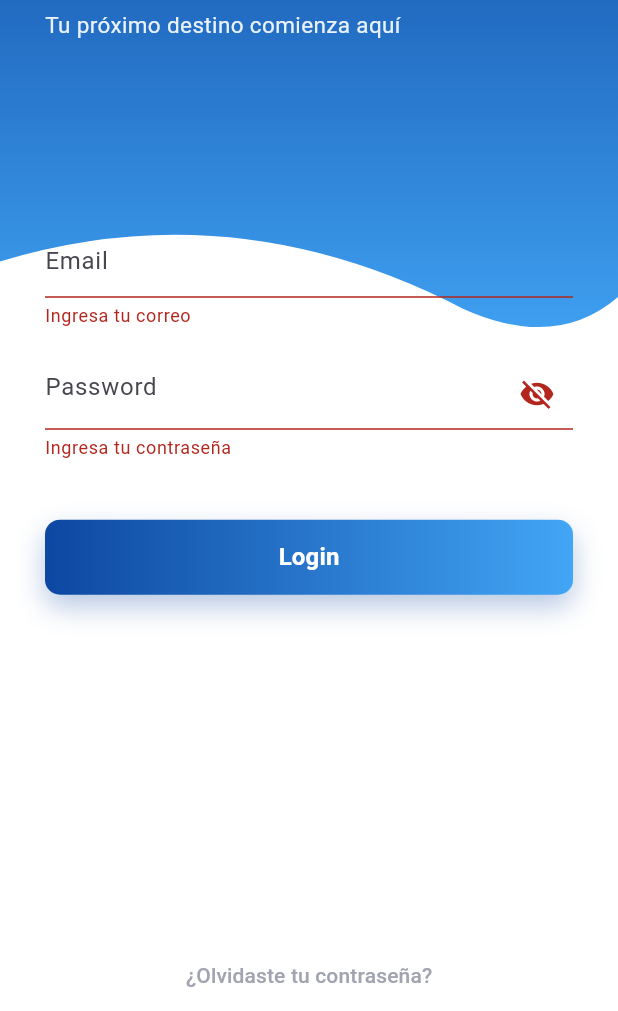
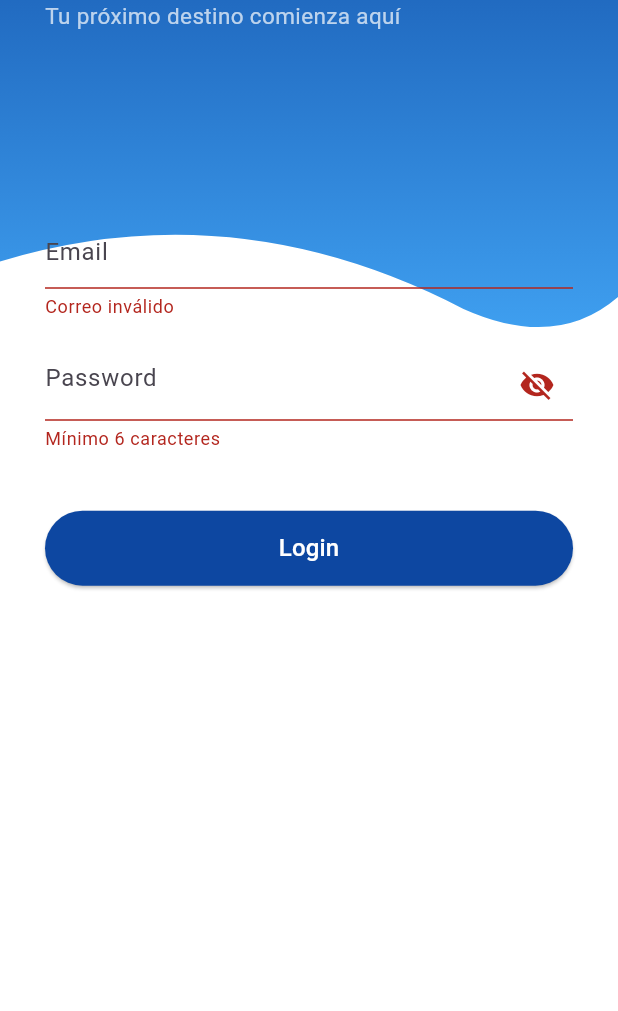
Before and after one commit to htevicayola29/Proyecto_Places, a Flutter app: the screen it shows after launch, after a tap on "Login", on a phone screen of 412 x 824 dp, the part 225-1236 px from its top. Run offline on Flutter 3.47's test engine with Material 3 defaults, Android fonts, the phone set to English and light mode, and no system bars; our stand-ins replace shared_preferences.

Commit message:
Commit inicial: Proyecto Flutter

```diff
--- a/lib/login_page.dart
+++ b/lib/login_page.dart
@@ -1,8 +1,8 @@
 import 'package:flutter/material.dart';
 import 'dart:convert';
 import 'package:http/http.dart' as http;
+import 'package:shared_preferences/shared_preferences.dart';
 import 'places_cupertino.dart';
-import 'package:shared_preferences/shared_preferences.dart';
 
 class LoginPage extends StatefulWidget {
   const LoginPage({Key? key}) : super(key: key);
@@ -22,16 +22,14 @@ class _LoginPageState extends State<LoginPage> {
   Future<void> login() async {
     if (!_formKey.currentState!.validate()) return;
 
-  setState(() {
-    _loading = true;
-  });
+    setState(() => _loading = true);
 
     try {
       final response = await http.post(
-
-      Uri.parse('http://10.0.2.2:8000/api/users/login'),
+        Uri.parse('http://127.0.0.1:8000/api/users/login'),
         headers: {
           'Content-Type': 'application/json',
+          'Accept': 'application/json',
         },
         body: jsonEncode({
           "email": _emailController.text.trim(),
@@ -39,215 +37,109 @@ Future<void> login() async {
         }),
       );
 
-     print("STATUS: ${response.statusCode}");
-     print("BODY: ${response.body}");
+      final data = jsonDecode(response.body);
 
       if (response.statusCode == 200) {
-      final data = jsonDecode(response.body);
+        // Tu API devuelve {'token': '...', 'user': {...}}
         final token = data['token'];
 
         final prefs = await SharedPreferences.getInstance();
         await prefs.setString('token', token);
 
+        if (!mounted) return;
         Navigator.pushReplacement(
           context,
-        MaterialPageRoute(
-          builder: (_) => PlacesCupertino(),
-        ),
+          MaterialPageRoute(builder: (_) =>PlacesCupertino()),
         );
       } else {
+        // Manejo de error 401 Unauthorized o fallos de validación
+        if (!mounted) return;
         ScaffoldMessenger.of(context).showSnackBar(
-        const SnackBar(
-          content: Text('Correo o contraseña incorrectos'),
-        ),
+          SnackBar(content: Text(data['error'] ?? 'Error al iniciar sesión')),
         );
       }
     } catch (e) {
+      if (!mounted) return;
       ScaffoldMessenger.of(context).showSnackBar(
-      SnackBar(
-        content: Text('Error de conexión: $e'),
-      ),
+        SnackBar(content: Text('Error de conexión: $e')),
       );
+    } finally {
+      if (mounted) setState(() => _loading = false);
     }
-
-  setState(() {
-    _loading = false;
-  });
   }
-
-  // Colores
-  final Color blueTop = const Color(0xFF0D47A1);
-  final Color blueBottom = const Color(0xFF42A5F5);
 
   @override
   Widget build(BuildContext context) {
-    final double screenHeight = MediaQuery.of(context).size.height;
-    final double screenWidth = MediaQuery.of(context).size.width;
+    final size = MediaQuery.of(context).size;
 
     return Scaffold(
       backgroundColor: Colors.white,
       body: SingleChildScrollView(
         child: SizedBox(
-          width: screenWidth,
-          height: screenHeight,
+          width: size.width,
+          height: size.height,
           child: Stack(
             children: [
-              // Fondo degradado
               ClipPath(
                 clipper: WaveClipper(),
                 child: Container(
-                  width: screenWidth,
-                  height: screenHeight * 0.48,
-                  decoration: BoxDecoration(
+                  width: size.width,
+                  height: size.height * 0.48,
+                  decoration: const BoxDecoration(
                     gradient: LinearGradient(
-                      colors: [blueTop, blueBottom],
+                      colors: [Color(0xFF0D47A1), Color(0xFF42A5F5)],
                       begin: Alignment.topCenter,
                       end: Alignment.bottomCenter,
                     ),
                   ),
                 ),
               ),
-
               SafeArea(
                 child: Padding(
                   padding: const EdgeInsets.symmetric(horizontal: 30.0),
                   child: Column(
                     crossAxisAlignment: CrossAxisAlignment.start,
                     children: [
-                      SizedBox(height: screenHeight * 0.12),
-
-                      const Text(
-                        "Places",
-                        style: TextStyle(
-                          color: Colors.white,
-                          fontSize: 36,
-                          fontWeight: FontWeight.bold,
-                        ),
-                      ),
-
-                      Padding(
-                        padding: const EdgeInsets.only(top: 6.0),
-                        child: Text(
-                          "Tu próximo destino comienza aquí",
-                          style: TextStyle(
-                            color: Colors.white.withValues(alpha: 0.9),
-                            fontSize: 15,
-                          ),
-                        ),
-                      ),
-
-                      SizedBox(height: screenHeight * 0.15),
-
+                      SizedBox(height: size.height * 0.12),
+                      const Text("Places", style: TextStyle(color: Colors.white, fontSize: 36, fontWeight: FontWeight.bold)),
+                      const Text("Tu próximo destino comienza aquí", style: TextStyle(color: Colors.white70, fontSize: 15)),
+                      SizedBox(height: size.height * 0.15),
                       Form(
                         key: _formKey,
                         child: Column(
                           children: [
-                            // EMAIL
                             TextFormField(
                               controller: _emailController,
                               keyboardType: TextInputType.emailAddress,
-                              decoration: const InputDecoration(
-                                hintText: 'Email',
-                                enabledBorder: UnderlineInputBorder(
-                                  borderSide: BorderSide(color: Color(0xFFE2E4E9)),
+                              decoration: const InputDecoration(hintText: 'Email'),
+                              validator: (v) => v!.isEmpty || !v.contains('@') ? 'Correo inválido' : null,
                             ),
-                                focusedBorder: UnderlineInputBorder(
-                                  borderSide: BorderSide(color: Color(0xFF0D47A1)),
-                                ),
-                              ),
-                              validator: (value) {
-                                if (value == null || value.isEmpty) {
-                                  return 'Ingresa tu correo';
-                                }
-                                if (!value.contains('@')) {
-                                  return 'Correo inválido';
-                                }
-                                return null;
-                              },
-                            ),
-
                             const SizedBox(height: 20),
-
-                            // PASSWORD
                             TextFormField(
                               controller: _passwordController,
                               obscureText: !_isPasswordVisible,
                               decoration: InputDecoration(
                                 hintText: 'Password',
                                 suffixIcon: IconButton(
-                                  icon: Icon(
-                                    _isPasswordVisible
-                                        ? Icons.visibility
-                                        : Icons.visibility_off,
-                                  ),
-                                  onPressed: () {
-                                    setState(() {
-                                      _isPasswordVisible = !_isPasswordVisible;
-                                    });
-                                  },
-                                ),
-                                enabledBorder: const UnderlineInputBorder(
-                                  borderSide: BorderSide(color: Color(0xFFE2E4E9)),
-                                ),
-                                focusedBorder: UnderlineInputBorder(
-                                  borderSide: BorderSide(color: blueTop),
+                                  icon: Icon(_isPasswordVisible ? Icons.visibility : Icons.visibility_off),
+                                  onPressed: () => setState(() => _isPasswordVisible = !_isPasswordVisible),
                                 ),
                               ),
-                              validator: (value) {
-                                if (value == null || value.isEmpty) {
-                                  return 'Ingresa tu contraseña';
-                                }
-                                if (value.length < 6) {
-                                  return 'Mínimo 6 caracteres';
-                                }
-                                return null;
-                              },
+                              validator: (v) => v!.length < 6 ? 'Mínimo 6 caracteres' : null,
                             ),
-
                             const SizedBox(height: 40),
-
-                            // BOTÓN LOGIN
-                            Container(
+                            SizedBox(
                               width: double.infinity,
                               height: 50,
-                              decoration: BoxDecoration(
-                                borderRadius: BorderRadius.circular(10),
-                                gradient: LinearGradient(
-                                  colors: [blueTop, blueBottom],
-                                ),
-                                boxShadow: [
-                                  BoxShadow(
-                                    color: blueTop.withValues(alpha: 0.3),
-                                    blurRadius: 16,
-                                    offset: const Offset(0, 8),
-                                  )
-                                ],
-                              ),
-                              child: TextButton(
+                              child: ElevatedButton(
                                 onPressed: _loading ? null : login,
-                                child: const Text(
-                                  "Login",
-                                  style: TextStyle(
-                                    color: Colors.white,
-                                    fontSize: 16,
-                                    fontWeight: FontWeight.w600,
-                                  ),
-                                ),
+                                style: ElevatedButton.styleFrom(backgroundColor: const Color(0xFF0D47A1)),
+                                child: _loading
+                                  ? const CircularProgressIndicator(color: Colors.white)
+                                  : const Text("Login", style: TextStyle(color: Colors.white, fontSize: 16)),
                               ),
                             ),
                           ],
-                        ),
-                      ),
-
-                      const Spacer(),
-
-                      Center(
-                        child: TextButton(
-                          onPressed: () {},
-                          child: const Text(
-                            "¿Olvidaste tu contraseña?",
-                            style: TextStyle(color: Color(0xFFA1A4B0)),
-                          ),
                         ),
                       ),
                     ],
@@ -267,26 +159,12 @@ class WaveClipper extends CustomClipper<Path> {
   Path getClip(Size size) {
     Path path = Path();
     path.lineTo(0, size.height * 0.82);
-
-    path.quadraticBezierTo(
-      size.width * 0.38,
-      size.height * 0.70,
-      size.width * 0.75,
-      size.height * 0.90,
-    );
-
-    path.quadraticBezierTo(
-      size.width * 0.90,
-      size.height * 0.97,
-      size.width,
-      size.height * 0.88,
-    );
-
+    path.quadraticBezierTo(size.width * 0.38, size.height * 0.70, size.width * 0.75, size.height * 0.90);
+    path.quadraticBezierTo(size.width * 0.90, size.height * 0.97, size.width, size.height * 0.88);
     path.lineTo(size.width, 0);
     path.close();
     return path;
   }
-
   @override
   bool shouldReclip(CustomClipper<Path> oldClipper) => false;
 }
--- /dev/null
+++ b/lib/services/api_service.dart
@@ -0,0 +1,37 @@
+import 'dart:convert';
+import 'package:http/http.dart' as http;
+
+class ApiService {
+  final String baseUrl = "http://10.0.2.2:8000/api";
+
+  // Método para Login
+  Future<String?> login(String email, String password) async {
+    final response = await http.post(
+      Uri.parse('$baseUrl/users/login'),
+      body: json.encode({'user': {'email': email, 'password': password}}),
+      headers: {'Content-Type': 'application/json'},
+    );
+
+    if (response.statusCode == 200) {
+      final data = json.decode(response.body);
+      return data['user']['token'];
+    }
+    return null;
+  }
+
+  // Método para listar lugares usando el token
+  Future<List<dynamic>> fetchPlaces(String token) async {
+    final response = await http.get(
+      Uri.parse('$baseUrl/places'),
+      headers: {
+        'Authorization': 'Token $token',
+        'Content-Type': 'application/json',
+      },
+    );
+
+    if (response.statusCode == 200) {
+      return json.decode(response.body)['places'];
+    }
+    throw Exception('Error al cargar lugares');
+  }
+}
--- a/pubspec.yaml
+++ b/pubspec.yaml
@@ -11,7 +11,7 @@ dependencies:
   flutter:
     sdk: flutter
 
-  http: ^1.2.1
+  http: ^1.6.0
   shared_preferences: ^2.5.5
 
 dev_dependencies:
```
Lines whose indentation alone changed are shown as unchanged.
